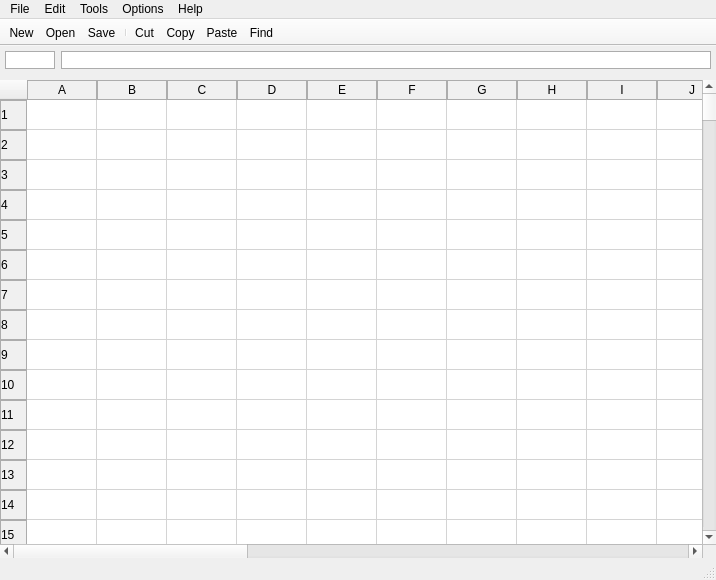
The window that table/main-window.ui (vbykovsky/polytech-qt-cpp) describes before a commit, drawn with Qt 5.
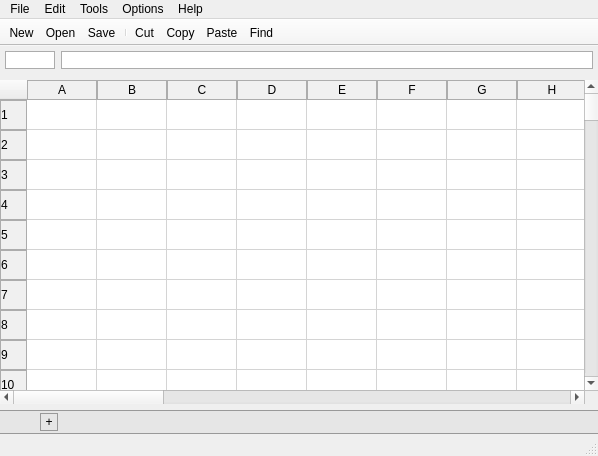
The same window after the commit. Icons and pictures are not drawn. Custom widgets are drawn as their Qt base class.

```diff
--- a/table/main-window.ui
+++ b/table/main-window.ui
@@ -6,8 +6,8 @@
    <rect>
     <x>0</x>
     <y>0</y>
-    <width>716</width>
-    <height>580</height>
+    <width>598</width>
+    <height>456</height>
    </rect>
   </property>
   <property name="minimumSize">
@@ -1298,6 +1298,127 @@
       </column>
      </widget>
     </item>
+    <item>
+     <widget class="QWidget" name="sheetsDock" native="true">
+      <property name="minimumSize">
+       <size>
+        <width>0</width>
+        <height>24</height>
+       </size>
+      </property>
+      <property name="styleSheet">
+       <string notr="true">QWidget {
+	background: #E6E6E6;
+	border-bottom: 1px solid #999999;
+	border-top: 1px solid #999999;
+}
+
+QRadioButton::indicator {
+    width: 0;
+	height: 0;
+}
+
+QRadioButton {
+	padding: 2px 7px 2px 2px;
+	margin: 3px 0;
+    background: #E6E6E6;
+	border-top: 0;
+	border-bottom: 2px solid #E6E6E6;
+	border-right: 1px solid #999999;
+}
+
+QRadioButton:hover {
+    font-weight: 600;
+}
+
+QRadioButton:checked {
+	margin: 0 0 3px 0;
+    background: white;
+	border-top: 2px solid white;
+	border-bottom: 2px solid #217346;
+	color: #217346;
+    font-weight: 600;
+}</string>
+      </property>
+      <layout class="QHBoxLayout" name="horizontalLayout_2">
+       <property name="spacing">
+        <number>0</number>
+       </property>
+       <property name="leftMargin">
+        <number>20</number>
+       </property>
+       <property name="topMargin">
+        <number>0</number>
+       </property>
+       <property name="rightMargin">
+        <number>0</number>
+       </property>
+       <property name="bottomMargin">
+        <number>0</number>
+       </property>
+       <item>
+        <spacer name="sheetsDockSpacer1">
+         <property name="orientation">
+          <enum>Qt::Horizontal</enum>
+         </property>
+         <property name="sizeType">
+          <enum>QSizePolicy::Fixed</enum>
+         </property>
+         <property name="sizeHint" stdset="0">
+          <size>
+           <width>20</width>
+           <height>20</height>
+          </size>
+         </property>
+        </spacer>
+       </item>
+       <item>
+        <widget class="QPushButton" name="addSheetButton">
+         <property name="sizePolicy">
+          <sizepolicy hsizetype="Fixed" vsizetype="Fixed">
+           <horstretch>0</horstretch>
+           <verstretch>0</verstretch>
+          </sizepolicy>
+         </property>
+         <property name="minimumSize">
+          <size>
+           <width>18</width>
+           <height>24</height>
+          </size>
+         </property>
+         <property name="maximumSize">
+          <size>
+           <width>18</width>
+           <height>24</height>
+          </size>
+         </property>
+         <property name="styleSheet">
+          <string notr="true">QPushButton{
+	border: 1px solid #999999;
+	margin: 3px 0;
+}</string>
+         </property>
+         <property name="text">
+          <string>+</string>
+         </property>
+        </widget>
+       </item>
+       <item>
+        <spacer name="sheetsDockSpacer2">
+         <property name="orientation">
+          <enum>Qt::Horizontal</enum>
+         </property>
+         <property name="sizeHint" stdset="0">
+          <size>
+           <width>534</width>
+           <height>20</height>
+          </size>
+         </property>
+        </spacer>
+       </item>
+      </layout>
+     </widget>
+    </item>
    </layout>
   </widget>
   <widget class="QMenuBar" name="menubar">
@@ -1305,7 +1426,7 @@
     <rect>
      <x>0</x>
      <y>0</y>
-     <width>716</width>
+     <width>598</width>
      <height>22</height>
     </rect>
    </property>
```
Left out of the diff: 8 changed lines with no effect on the pictures.
